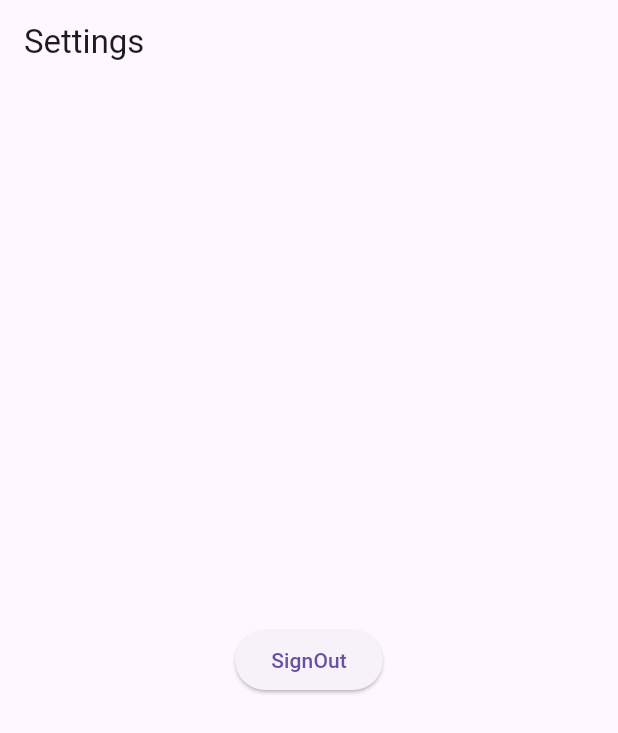
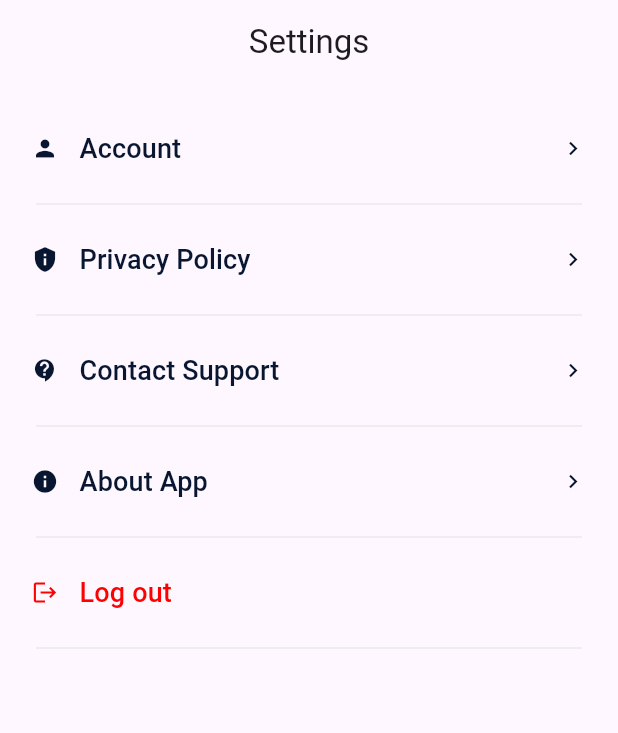
Before and after one commit to Amawers/attendifyyy, a Flutter app: the SettingsScreen screen opened directly, on a phone screen of 412 x 824 dp. Shown: the top 733 px of the screen. Run offline on Flutter 3.47's test engine with Material 3 defaults, Android fonts, the phone set to English and light mode, and no system bars; our stand-ins replace shared_preferences; accounts and stored records are empty.

Commit message:
style: add based UI for settings

```diff
--- a/lib/core/settings.dart
+++ b/lib/core/settings.dart
@@ -5,16 +5,103 @@ class SettingsScreen extends StatelessWidget {
   Widget build(BuildContext context) {
     return Scaffold(
       appBar: AppBar(
-        title: const Text('Settings'),
+        automaticallyImplyLeading: false,
+        title: const Center(child: Text('Settings')),
       ),
-      body: Center(
-        child: ElevatedButton(
-          onPressed: () {
-            // onTapSignOut(context);
-          },
-          child: const Text('SignOut'),
+      body: ListView(padding: const EdgeInsets.all(14.0), children: [
+        createSettingOptionCard(Icons.person, "Account", () {}),
+        const Divider(
+          color: Color(0xffeaeaea),
+          thickness: 1,
+          indent: 10,
+          endIndent: 10,
         ),
-      ),
+        createSettingOptionCard(Icons.privacy_tip, "Privacy Policy", () {}),
+        const Divider(
+          color: Color(0xffeaeaea),
+          thickness: 1,
+          indent: 10,
+          endIndent: 10,
+        ),
+        createSettingOptionCard(
+            Icons.contact_support, "Contact Support", () {}),
+        const Divider(
+          color: Color(0xffeaeaea),
+          thickness: 1,
+          indent: 10,
+          endIndent: 10,
+        ),
+        createSettingOptionCard(Icons.info, "About App", () {}),
+        const Divider(
+          color: Color(0xffeaeaea),
+          thickness: 1,
+          indent: 10,
+          endIndent: 10,
+        ),
+        TextButton(
+          style: ButtonStyle(
+              padding: const MaterialStatePropertyAll<EdgeInsets>(
+                  EdgeInsets.symmetric(horizontal: 7.0, vertical: 16.0)),
+              shape: MaterialStateProperty.all<RoundedRectangleBorder>(
+                  RoundedRectangleBorder(
+                    borderRadius: BorderRadius.circular(7.0),
+                  ))),
+          onPressed: () {},
+          child: const Row(children: [
+            Icon(Icons.logout, color: Color(0xFFFF0000)),
+            SizedBox(width: 14.0),
+            Text("Log out",
+                style: TextStyle(
+                  color: Color(0xFFFF0000),
+                  fontSize: 18.0,
+                )),
+          ]),
+        ),
+        const Divider(
+          color: Color(0xffeaeaea),
+          thickness: 1,
+          indent: 10,
+          endIndent: 10,
+        ),
+      ]),
     );
   }
 }
+//
+// Center(
+// child: ElevatedButton(
+// onPressed: () {
+// // onTapSignOut(context);
+// },
+// child: const Text('SignOut'),
+// ),
+// ),
+/*
+ *
+ * Widget components
+ *
+ *  */
+
+Widget createSettingOptionCard(materialIcon, label, onClickAction) {
+  return TextButton(
+      style: ButtonStyle(
+          padding: const MaterialStatePropertyAll<EdgeInsets>(
+              EdgeInsets.symmetric(horizontal: 7.0, vertical: 16.0)),
+          shape: MaterialStateProperty.all<RoundedRectangleBorder>(
+              RoundedRectangleBorder(
+                borderRadius: BorderRadius.circular(7.0),
+              ))),
+      onPressed: () => onClickAction,
+      child: Row(mainAxisAlignment: MainAxisAlignment.spaceBetween, children: [
+        Row(children: [
+          Icon(materialIcon, color: const Color(0xFF081631)),
+          const SizedBox(width: 14.0),
+          Text(label,
+              style: const TextStyle(
+                color: Color(0xff081631),
+                fontSize: 18.0,
+              )),
+        ]),
+        const Icon(Icons.navigate_next, color: Color(0xFF081631))
+      ]));
+}
```
